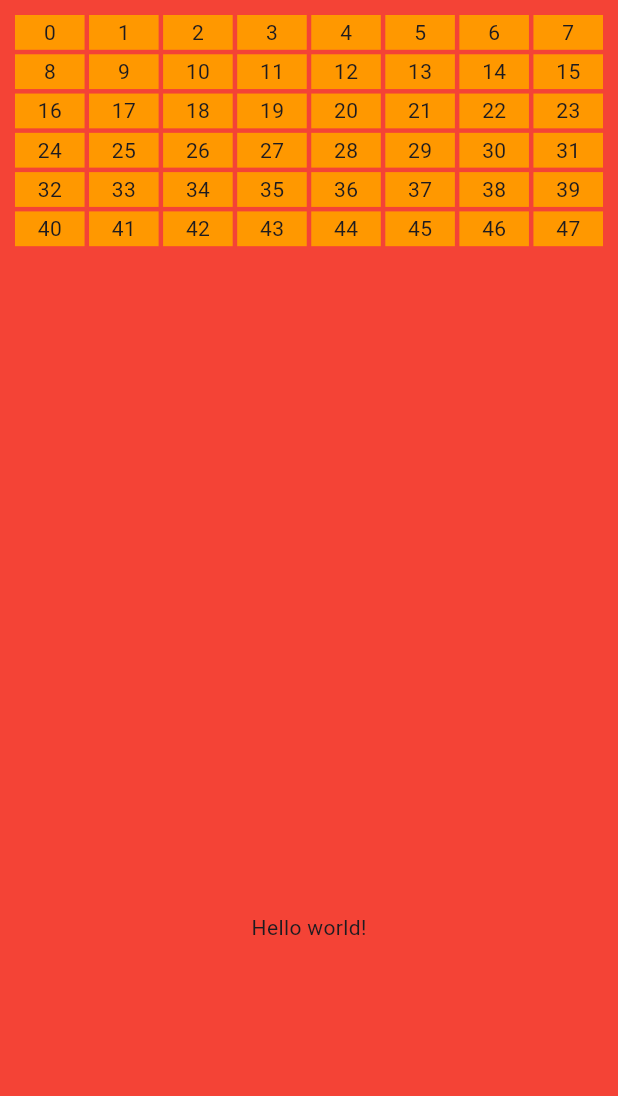
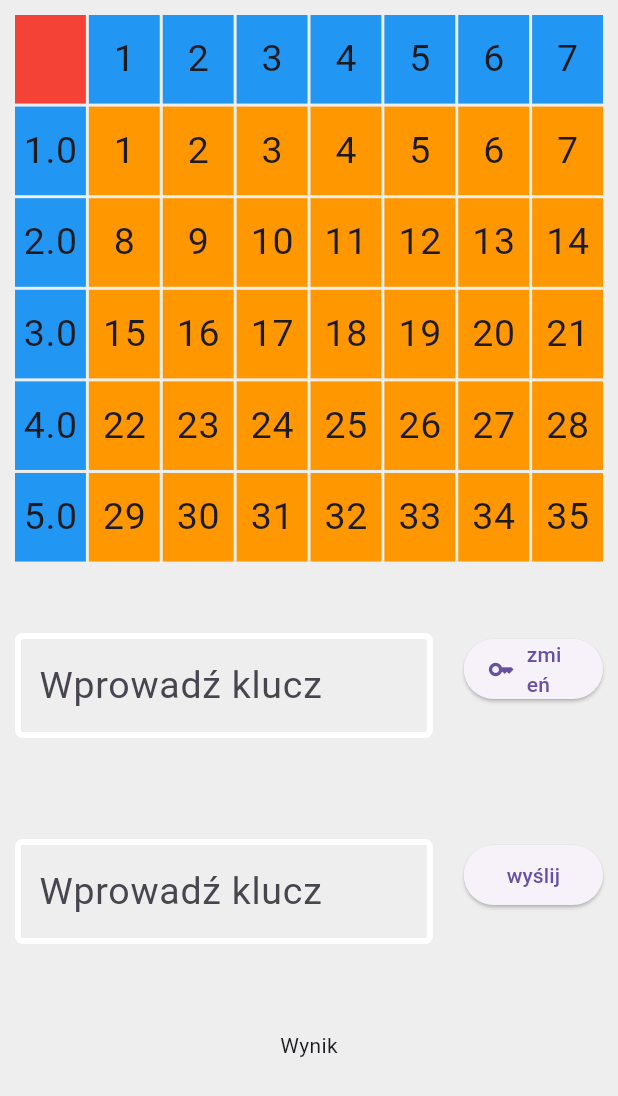
Before and after one commit to amMooncake/flutter_master, a Flutter app: the screen it shows after launch, on a phone screen of 412 x 824 dp. Shown: the top 1096 px of the screen. Run offline on Flutter 3.47's test engine with Material 3 defaults, Android fonts, the phone set to English and light mode, and no system bars.

Commit message:
Refactor value input and key input widgets

```diff
--- /dev/null
+++ b/lib/alphabet_grid_widget.dart
@@ -0,0 +1,60 @@
+import 'package:flutter/material.dart';
+
+class AlphabetGrid extends StatelessWidget {
+  final String? alphabetString;
+
+  const AlphabetGrid({super.key, this.alphabetString});
+
+  static const List<int> borders = [1, 2, 3, 4, 5, 6, 7, 8, 16, 24, 32, 40];
+
+  @override
+  Widget build(BuildContext context) {
+    return GridView.builder(
+      gridDelegate: SliverGridDelegateWithFixedCrossAxisCount(
+        crossAxisCount: 8,
+        childAspectRatio: MediaQuery.of(context).size.width / (MediaQuery.of(context).size.height / 1.6),
+        crossAxisSpacing: 2,
+        mainAxisSpacing: 2,
+      ),
+      itemCount: 8 * 6,
+      itemBuilder: (context, index) {
+        if (index == 0) {
+          return Container(
+            color: Colors.red,
+          );
+        } else if (borders.contains(index)) {
+          return Container(
+            color: Colors.blue,
+            child: Center(
+              child: Text(
+                (index < 8 ? index : index / 8).toString(),
+                style: Theme.of(context).textTheme.bodyLarge!.copyWith(fontSize: 25),
+              ),
+            ),
+          );
+        } else if (alphabetString != null) {
+          int i = (index - 8 - (index ~/ 8));
+          return Container(
+            color: Colors.green,
+            child: Center(
+              child: Text(
+                alphabetString![i],
+                style: Theme.of(context).textTheme.bodyLarge!.copyWith(fontSize: 25),
+              ),
+            ),
+          );
+        } else {
+          return Container(
+            color: Colors.orange,
+            child: Center(
+              child: Text(
+                (index - 7 - (index ~/ 8)).toString(),
+                style: Theme.of(context).textTheme.bodyLarge!.copyWith(fontSize: 25),
+              ),
+            ),
+          );
+        }
+      },
+    );
+  }
+}
--- a/lib/home_page.dart
+++ b/lib/home_page.dart
@@ -1,110 +1,82 @@
+// ignore_for_file: prefer_const_constructors
+
 import 'package:flutter/material.dart';
 
-class HomePage extends StatelessWidget {
+import 'playfire_logic.dart';
+
+import 'alphabet_grid_widget.dart';
+import 'widgets/key_input_widget.dart';
+import 'widgets/value_input_widget.dart';
+
+class HomePage extends StatefulWidget {
   const HomePage({super.key});
+
+  @override
+  State<HomePage> createState() => _HomePageState();
+}
+
+class _HomePageState extends State<HomePage> {
+  TextEditingController keyTextController = TextEditingController();
+  TextEditingController valueTextController = TextEditingController();
+  String? alphabet;
+  String wynik = 'Wynik';
+
+  @override
+  void dispose() {
+    keyTextController.dispose();
+    valueTextController.dispose();
+    super.dispose();
+  }
+
+  void alphabetGridEdit(String key) {
+    setState(() {
+      alphabet = alphabetStringFromKey(key);
+    });
+  }
+
+  void encrypt(String key) {
+    String value = valueTextController.text;
+    String result = playFireEncription(valueTextController.text, keyTextController.text);
+    setState(() {
+      wynik = result;
+    });
+  }
+
   @override
   Widget build(BuildContext context) {
-    double screenWidth = MediaQuery.of(context).size.width;
-    double screenHeight = MediaQuery.of(context).size.height;
+    // double screenWidth = MediaQuery.of(context).size.width;
+    // double screenHeight = MediaQuery.of(context).size.height;
     return Scaffold(
       body: Container(
-        color: Colors.red,
+        color: Colors.grey[200],
         child: Column(
           children: [
             Expanded(
+              flex: 3,
               child: Padding(
-                padding: const EdgeInsets.all(10),
-                child: GridView.builder(
-                  physics: NeverScrollableScrollPhysics(),
-                  gridDelegate: SliverGridDelegateWithFixedCrossAxisCount(
-                    crossAxisCount: 8,
-                    childAspectRatio: screenHeight * 1 / screenWidth * 1,
-                    crossAxisSpacing: 3,
-                    mainAxisSpacing: 3,
-                  ),
-                  itemCount: 8 * 6,
-                  itemBuilder: (context, index) {
-                    return Container(
-                      color: Colors.orange,
-                      child: Center(
-                        child: Text((index).toString()),
-                      ),
-                    );
-                  },
-                ),
+                padding: EdgeInsets.all(10),
+                child: AlphabetGrid(alphabetString: alphabet),
               ),
             ),
-            Expanded(child: Center(child: Text('Hello world!'))),
+            Expanded(
+              flex: 1,
+              child: Padding(
+                padding: EdgeInsets.all(10),
+                child:
+                    KeyInput(keyTextController: keyTextController, alphabetGridEdit: alphabetGridEdit),
+              ),
+            ),
+            Expanded(
+              flex: 1,
+              child: Padding(
+                padding: EdgeInsets.all(10),
+                child: ValueInput(keyTextController: valueTextController, encrypt: encrypt),
+              ),
+            ),
+            Expanded(flex: 1, child: Text(wynik)),
           ],
         ),
       ),
     );
   }
 }
-
-// Container(
-//         width: screenWidth * 0.8,
-//         height: screenHeight * 0.4,
-//         child: Column(
-//           children: [
-//             Expanded(
-//               child: Row(
-//                 children: List.generate(8, (index) {
-//                   if (index == 0) {
-//                     return Expanded(
-//                       child: Container(
-//                         color: Colors.red,
-//                       ),
-//                     );
-//                   }
-
-//                   return Expanded(
-//                     child: Container(
-//                       color: Colors.blue,
-//                       child: Center(
-//                         child: Text((index).toString()),
-//                       ),
-//                     ),
-//                   );
-//                 }),
-//               ),
-//             ),
-//             Expanded(
-//               flex: 5,
-//               child: Row(
-//                 children: [
-//                   Expanded(
-//                     flex: 1,
-//                     child: Column(
-//                       children: List.generate(5, (index) {
-//                         return Expanded(
-//                           child: Container(
-//                             color: Colors.blue,
-//                             child: Center(
-//                               child: Text((index + 1).toString()),
-//                             ),
-//                           ),
-//                         );
-//                       }),
-//                     ),
-//                   ),
-//                   Expanded(
-//                     flex: 7,
-//                     child: GridView.extent(
-//                       maxCrossAxisExtent: screenHeight * 0.1,
-//                       children: List.generate(35, (index) {
-//                         return Container(
-//                           color: Colors.orange,
-//                           child: Center(
-//                             child: Text((index + 1).toString()),
-//                           ),
-//                         );
-//                       }),
-//                     ),
-//                   )
-//                 ],
-//               ),
-//             )
-//           ],
-//         ),
-//       ),
--- /dev/null
+++ b/lib/widgets/key_input_widget.dart
@@ -0,0 +1,37 @@
+import 'package:flutter/material.dart';
+import 'my_text_field_widget.dart';
+
+class KeyInput extends StatelessWidget {
+  final TextEditingController keyTextController;
+  final Function alphabetGridEdit;
+
+  const KeyInput({super.key, required this.keyTextController, required this.alphabetGridEdit});
+
+  @override
+  Widget build(BuildContext context) {
+    double screenWidth = MediaQuery.of(context).size.width;
+    return Row(
+      crossAxisAlignment: CrossAxisAlignment.start,
+      children: [
+        Expanded(
+          flex: 3,
+          child: MyTextField(
+            myController: keyTextController,
+            hintText: 'Wprowadź klucz',
+          ),
+        ),
+        SizedBox(width: screenWidth * 0.05),
+        Expanded(
+          flex: 1,
+          child: ElevatedButton.icon(
+            onPressed: () {
+              alphabetGridEdit(keyTextController.text);
+            },
+            label: const Text("zmień"),
+            icon: const Icon(Icons.key),
+          ),
+        ),
+      ],
+    );
+  }
+}
--- /dev/null
+++ b/lib/widgets/my_text_field_widget.dart
@@ -0,0 +1,32 @@
+import 'package:flutter/material.dart';
+
+class MyTextField extends StatelessWidget {
+  final TextEditingController myController;
+  final String hintText;
+
+  const MyTextField({super.key, required this.myController, required this.hintText});
+
+  @override
+  Widget build(BuildContext context) {
+    return TextField(
+      minLines: 1,
+      maxLines: 2,
+      controller: myController,
+      keyboardType: TextInputType.multiline,
+      cursorColor: Colors.black,
+      style: Theme.of(context).textTheme.bodyLarge!.copyWith(fontSize: 25),
+      decoration: InputDecoration(
+        hintText: hintText,
+        hoverColor: Colors.red,
+        enabledBorder: const OutlineInputBorder(
+          borderSide: BorderSide(color: Colors.white, width: 4),
+          borderRadius: BorderRadius.all(Radius.circular(5)),
+        ),
+        focusedBorder: const OutlineInputBorder(
+          borderSide: BorderSide(color: Colors.white, width: 50),
+          borderRadius: BorderRadius.all(Radius.circular(29)),
+        ),
+      ),
+    );
+  }
+}
--- /dev/null
+++ b/lib/widgets/value_input_widget.dart
@@ -0,0 +1,36 @@
+import 'package:flutter/material.dart';
+import 'my_text_field_widget.dart';
+
+class ValueInput extends StatelessWidget {
+  final TextEditingController keyTextController;
+  final Function encrypt;
+
+  const ValueInput({super.key, required this.keyTextController, required this.encrypt});
+
+  @override
+  Widget build(BuildContext context) {
+    double screenWidth = MediaQuery.of(context).size.width;
+    return Row(
+      crossAxisAlignment: CrossAxisAlignment.start,
+      children: [
+        Expanded(
+          flex: 3,
+          child: MyTextField(
+            myController: keyTextController,
+            hintText: 'Wprowadź klucz',
+          ),
+        ),
+        SizedBox(width: screenWidth * 0.05),
+        Expanded(
+          flex: 1,
+          child: ElevatedButton(
+            onPressed: () {
+              encrypt(keyTextController.text);
+            },
+            child: const Text("wyślij"),
+          ),
+        ),
+      ],
+    );
+  }
+}
```
Also changed, not shown: lib/playfire_logic.dart (+57 -10 lines).
